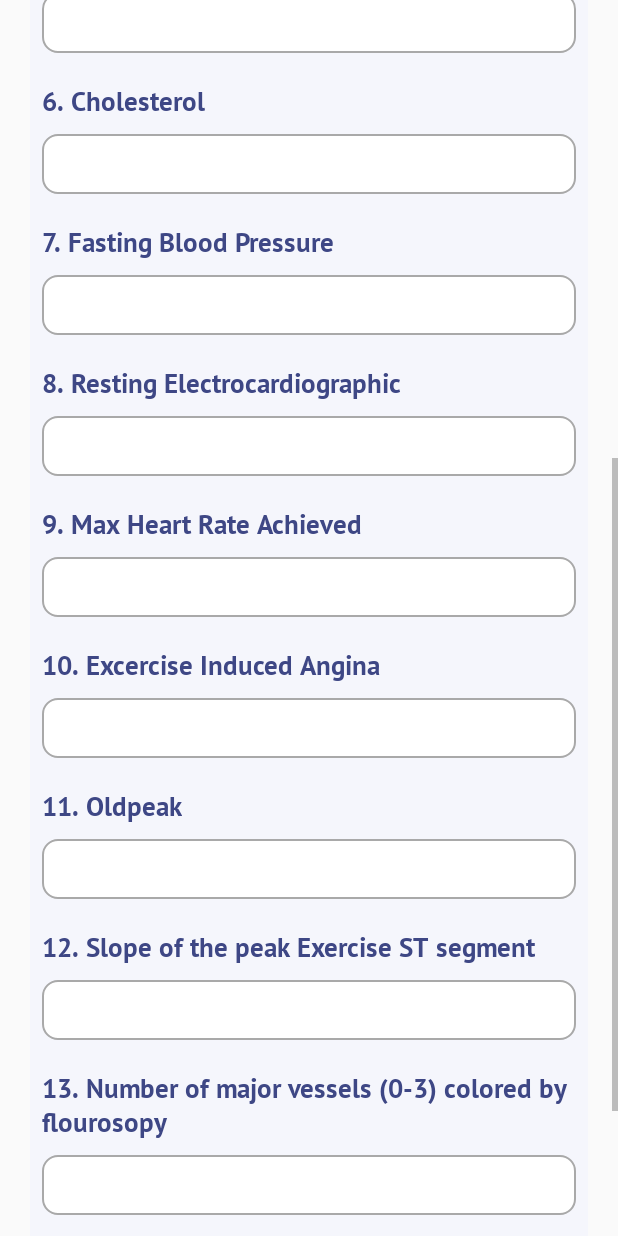
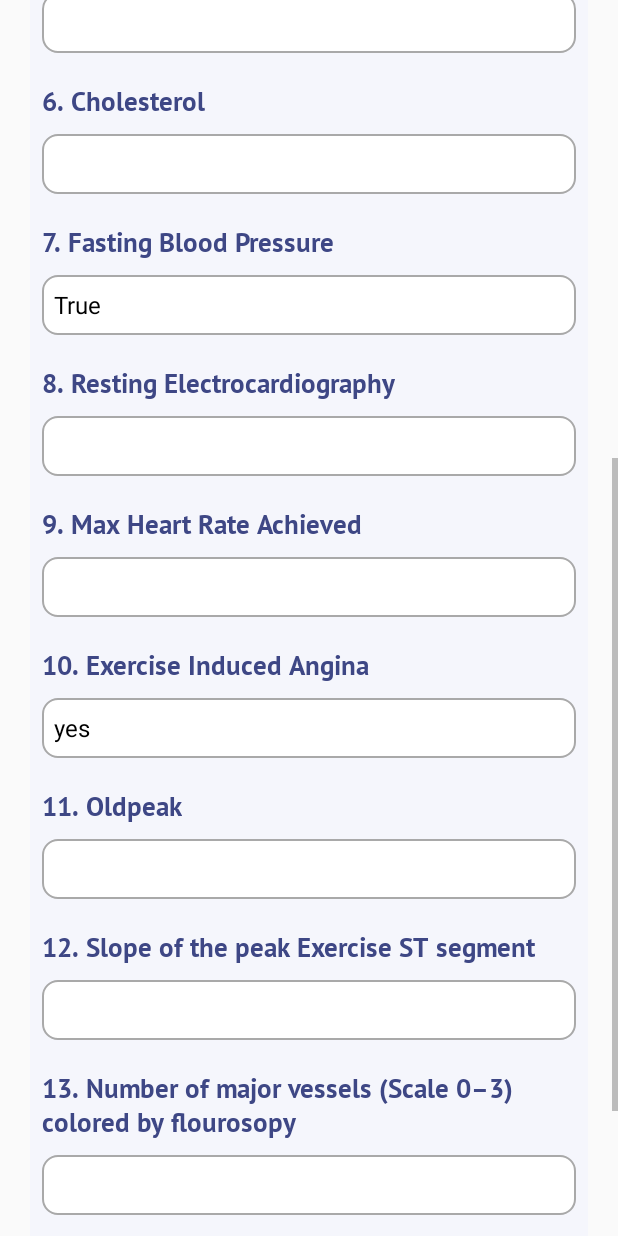
Before and after one commit to klandestinnervio/NervioAndroid, an Android app: the DiagnosticTestActivity screen opened directly, with no data from a screen before it, scrolled down 576 dp, on a phone screen of 412 x 824 dp. Run offline under Robolectric (Android 15) with nearby library versions, the phone set to English and light mode, and no system bars; libraries missing offline, so code that uses them is left out: org.tensorflow.lite.

Commit message:
menambahkan guide test

```diff
--- a/app/src/main/java/com/example/nerv_io/DiagnosticTestActivity.kt
+++ b/app/src/main/java/com/example/nerv_io/view/DiagnosticTestActivity.kt
@@ -1,11 +1,13 @@
-package com.example.nerv_io
+package com.example.nerv_io.view
 
 import android.R
+import android.content.DialogInterface
 import android.content.Intent
 import androidx.appcompat.app.AppCompatActivity
 import android.os.Bundle
 import android.view.View
 import android.widget.*
+import androidx.appcompat.app.AlertDialog
 import com.example.nerv_io.databinding.ActivityDiagnosticTestBinding
 import com.example.nerv_io.ml.ModelAkurasiOverfittingKecil
 import org.tensorflow.lite.DataType
@@ -13,6 +15,7 @@ import org.tensorflow.lite.support.tensorbuffer.TensorBuffer
 import java.nio.ByteBuffer
 
 class DiagnosticTestActivity : AppCompatActivity() {
+
     private lateinit var binding: ActivityDiagnosticTestBinding
 
 
@@ -20,7 +23,28 @@ class DiagnosticTestActivity : AppCompatActivity() {
         "Male",
         "Female"
     )
+
+    private val item1 = arrayOf(
+        "True",
+        "False"
+    )
+    private val item2 = arrayOf(
+        "yes",
+        "no"
+    )
+    private val item3 = arrayOf(
+        "Asymptomatic",
+        "atypical angina",
+        "non-anginal pain",
+        "typical angina"
+    )
     private var gender = 1F
+
+    private var restBlood = 1F
+
+    private var exerciseEngina = 1F
+
+    private var chestPain = 1F
 
     override fun onCreate(savedInstanceState: Bundle?) {
         super.onCreate(savedInstanceState)
@@ -28,18 +52,19 @@ class DiagnosticTestActivity : AppCompatActivity() {
         setContentView(binding.root)
 
         spinnerAdapter()
+        spinnerAdapterRestBlood()
+        spinnerAdapterExerciseEngina()
+        spinnerAdapterChestPain()
+
         val button: Button = binding.btnResult
         button.setOnClickListener(View.OnClickListener {
             val userName : EditText = binding.userName
             val userAge: EditText = binding.userAge
-            val userChestPain: EditText = binding.userChestPain
             val userRestingBlood: EditText = binding.userRestBlood
             val userCholesterol: EditText = binding.userCholesterol
-            val userFastingBlood: EditText = binding.userFastingBlood
             val userRestEletrco: EditText = binding.userRestElectro
             val userHeartRate: EditText = binding.userHeartRate
-            val userIncludeAngina: EditText = binding.userInducedAngina
-            val userOldpeak: EditText = binding.userInducedAngina
+            val userOldPeak : EditText = binding.userOldpeak
             val userKindSlope: EditText = binding.userKindSlope
             val userMajorVessel: EditText = binding.userMajorVessel
             val userThalValue: EditText = binding.userThalValue
@@ -47,14 +72,11 @@ class DiagnosticTestActivity : AppCompatActivity() {
 
             val name = userName.text.toString()
             val age = userAge.text.toString().toFloat()
-            val chestPain = userChestPain.text.toString().toFloat()
             val restingBlood = userRestingBlood.text.toString().toFloat()
             val cholesterol = userCholesterol.text.toString().toFloat()
-            val fastingBlood = userFastingBlood.text.toString().toFloat()
             val restElectro = userRestEletrco.text.toString().toFloat()
             val heartRate = userHeartRate.text.toString().toFloat()
-            val includeAngine = userIncludeAngina.text.toString().toFloat()
-            val oldPeak = userOldpeak.text.toString().toFloat()
+            val oldPeak = userOldPeak.text.toString().toFloat()
             val kindSlope = userKindSlope.text.toString().toFloat()
             val majorVessel = userMajorVessel.text.toString().toFloat()
             val thalValue = userThalValue.text.toString().toFloat()
@@ -66,10 +88,10 @@ class DiagnosticTestActivity : AppCompatActivity() {
             byteBuffer.putFloat(chestPain)
             byteBuffer.putFloat(restingBlood)
             byteBuffer.putFloat(cholesterol)
-            byteBuffer.putFloat(fastingBlood)
+            byteBuffer.putFloat(restBlood)
             byteBuffer.putFloat(restElectro)
             byteBuffer.putFloat(heartRate)
-            byteBuffer.putFloat(includeAngine)
+            byteBuffer.putFloat(exerciseEngina)
             byteBuffer.putFloat(oldPeak)
             byteBuffer.putFloat(kindSlope)
             byteBuffer.putFloat(majorVessel)
@@ -97,15 +119,16 @@ class DiagnosticTestActivity : AppCompatActivity() {
         })
 
     }
+
     private fun spinnerAdapter() {
         val adapter = ArrayAdapter(this, R.layout.simple_spinner_dropdown_item, item)
         binding.spinnerGender.adapter = adapter
         binding.spinnerGender.onItemSelectedListener = object : AdapterView.OnItemSelectedListener {
             override fun onItemSelected(adapterView: AdapterView<*>, view: View, i: Int, l: Long) {
                 if (i == 0) {
-                     gender = 1F
+                    gender = 1F
                 } else {
-                     gender = 0F
+                    gender = 0F
                 }
             }
 
@@ -113,4 +136,57 @@ class DiagnosticTestActivity : AppCompatActivity() {
         }
         binding.spinnerGender.adapter = adapter
     }
+    private fun spinnerAdapterRestBlood() {
+        val adapter = ArrayAdapter(this, R.layout.simple_spinner_dropdown_item, item1)
+        binding.spinnerRestblood.adapter = adapter
+        binding.spinnerRestblood.onItemSelectedListener = object : AdapterView.OnItemSelectedListener {
+            override fun onItemSelected(adapterView: AdapterView<*>, view: View, i: Int, l: Long) {
+                if (i == 1) {
+                    restBlood = 1F
+                } else {
+                    restBlood = 0F
+                }
+            }
+
+            override fun onNothingSelected(adapterView: AdapterView<*>) {}
+        }
+        binding.spinnerGender.adapter = adapter
+    }
+    private fun spinnerAdapterExerciseEngina() {
+        val adapter = ArrayAdapter(this, R.layout.simple_spinner_dropdown_item, item2)
+        binding.spinnerExerciseEngina.adapter = adapter
+        binding.spinnerExerciseEngina.onItemSelectedListener = object : AdapterView.OnItemSelectedListener {
+            override fun onItemSelected(adapterView: AdapterView<*>, view: View, i: Int, l: Long) {
+                if (i == 1) {
+                    exerciseEngina = 1F
+                } else {
+                    exerciseEngina = 0F
+                }
+            }
+
+            override fun onNothingSelected(adapterView: AdapterView<*>) {}
+        }
+        binding.spinnerExerciseEngina.adapter = adapter
+    }
+    private fun spinnerAdapterChestPain() {
+        val adapter = ArrayAdapter(this, R.layout.simple_spinner_dropdown_item, item3)
+        binding.spinnerChestpain.adapter = adapter
+        binding.spinnerChestpain.onItemSelectedListener = object : AdapterView.OnItemSelectedListener {
+            override fun onItemSelected(adapterView: AdapterView<*>, view: View, i: Int, l: Long) {
+                if (i == 0) {
+                    chestPain = 0F
+                } else if (i == 1){
+                    chestPain = 1F
+                } else if (i == 2){
+                    chestPain = 2F
+                }else if (i == 3){
+                    chestPain = 3F
+                }
+            }
+
+            override fun onNothingSelected(adapterView: AdapterView<*>) {}
+        }
+        binding.spinnerChestpain.adapter = adapter
+    }
+
 }
--- a/app/src/main/java/com/example/nerv_io/HistoryDiagnosticActivity.kt
+++ b/app/src/main/java/com/example/nerv_io/view/HistoryDiagnosticActivity.kt
@@ -1,7 +1,8 @@
-package com.example.nerv_io
+package com.example.nerv_io.view
 
 import androidx.appcompat.app.AppCompatActivity
 import android.os.Bundle
+import com.example.nerv_io.R
 
 class HistoryDiagnosticActivity : AppCompatActivity() {
     override fun onCreate(savedInstanceState: Bundle?) {
--- a/app/src/main/java/com/example/nerv_io/HospitalRecomActivity.kt
+++ b/app/src/main/java/com/example/nerv_io/view/HospitalRecomActivity.kt
@@ -1,4 +1,4 @@
-package com.example.nerv_io
+package com.example.nerv_io.view
 
 import androidx.appcompat.app.AppCompatActivity
 import android.os.Bundle
@@ -7,7 +7,6 @@ import com.example.nerv_io.adapter.HospitalAdapter
 import com.example.nerv_io.data.Hospital
 import com.example.nerv_io.databinding.ActivityHospitalRecomBinding
 import com.google.firebase.firestore.FirebaseFirestore
-import kotlinx.android.synthetic.main.activity_hospital_recom.*
 
 class HospitalRecomActivity : AppCompatActivity() {
 
--- a/app/src/main/java/com/example/nerv_io/MainActivity.kt
+++ b/app/src/main/java/com/example/nerv_io/view/MainActivity.kt
@@ -1,9 +1,10 @@
-package com.example.nerv_io
+package com.example.nerv_io.view
 
 import android.content.Intent
 import androidx.appcompat.app.AppCompatActivity
 import android.os.Bundle
 import android.os.Handler
+import com.example.nerv_io.R
 import com.google.firebase.auth.FirebaseAuth
 
 
@@ -23,7 +24,7 @@ class MainActivity : AppCompatActivity() {
                 val menuIntent = Intent(this, MenuActivity::class.java)
                 startActivity(menuIntent)
             }else{
-                val logInIntent = Intent(this,SignInActivity::class.java)
+                val logInIntent = Intent(this, SignInActivity::class.java)
                 startActivity(logInIntent)
             }
         },2000)
--- a/app/src/main/java/com/example/nerv_io/ResultDiagnosticActivity.kt
+++ b/app/src/main/java/com/example/nerv_io/view/ResultDiagnosticActivity.kt
@@ -1,9 +1,8 @@
-package com.example.nerv_io
+package com.example.nerv_io.view
 
 import android.content.Intent
 import androidx.appcompat.app.AppCompatActivity
 import android.os.Bundle
-import android.util.Log
 import com.example.nerv_io.databinding.ActivityResultDiagnosticBinding
 
 
--- a/app/src/main/java/com/example/nerv_io/SignInActivity.kt
+++ b/app/src/main/java/com/example/nerv_io/view/SignInActivity.kt
@@ -1,10 +1,11 @@
-package com.example.nerv_io
+package com.example.nerv_io.view
 
 import android.content.Intent
 import android.os.Bundle
 import android.util.Log
 import android.widget.Toast
 import androidx.appcompat.app.AppCompatActivity
+import com.example.nerv_io.R
 import com.example.nerv_io.databinding.ActivitySignInBinding
 import com.google.android.gms.auth.api.signin.GoogleSignIn
 import com.google.android.gms.auth.api.signin.GoogleSignInClient
--- a/app/src/main/res/layout/activity_diagnostic_test.xml
+++ b/app/src/main/res/layout/activity_diagnostic_test.xml
@@ -12,7 +12,7 @@
         android:orientation="vertical"
         android:padding="8dp"
         android:layout_marginHorizontal="20dp"
-        tools:context=".DiagnosticTestActivity">
+        tools:context=".view.DiagnosticTestActivity">
 
         <TextView
             android:layout_width="match_parent"
@@ -87,17 +87,12 @@
             android:text="@string/question_4"
             android:textColor="@color/dark_blue"
             android:textSize="18sp" />
-        <EditText
-            android:id="@+id/user_chest_pain"
+        <Spinner
             android:layout_width="match_parent"
-            android:layout_height="40dp"
+            android:id="@+id/spinner_chestpain"
             android:layout_marginTop="10dp"
             android:background="@drawable/custom_input"
-            android:ems="10"
-            android:fontFamily="@font/ptsanbold"
-            android:textAlignment="center"
-            android:inputType="number"
-            android:textSize="15sp" />
+            android:layout_height="40dp"/>
         <TextView
             android:layout_width="wrap_content"
             android:layout_height="wrap_content"
@@ -142,16 +137,12 @@
             android:text="@string/question_7"
             android:textColor="@color/dark_blue"
             android:textSize="18sp" />
-        <EditText
-            android:id="@+id/user_fasting_blood"
+        <Spinner
             android:layout_width="match_parent"
-            android:layout_height="40dp"
+            android:id="@+id/spinner_restblood"
             android:layout_marginTop="10dp"
-            android:textAlignment="center"
             android:background="@drawable/custom_input"
-            android:ems="10"
-            android:inputType="number"
-            android:textSize="15sp" />
+            android:layout_height="40dp"/>
         <TextView
             android:layout_width="wrap_content"
             android:layout_height="wrap_content"
@@ -196,16 +187,12 @@
             android:text="@string/question_10"
             android:textColor="@color/dark_blue"
             android:textSize="18sp" />
-        <EditText
-            android:id="@+id/user_induced_angina"
+        <Spinner
             android:layout_width="match_parent"
-            android:layout_height="40dp"
+            android:id="@+id/spinner_exerciseEngina"
             android:layout_marginTop="10dp"
-            android:textAlignment="center"
             android:background="@drawable/custom_input"
-            android:ems="10"
-            android:inputType="number"
-            android:textSize="15sp" />
+            android:layout_height="40dp"/>
         <TextView
             android:layout_width="wrap_content"
             android:layout_height="wrap_content"
--- a/app/src/main/res/layout/activity_history_diagnostic.xml
+++ b/app/src/main/res/layout/activity_history_diagnostic.xml
@@ -5,7 +5,7 @@
     android:layout_width="match_parent"
     android:layout_height="match_parent"
     android:background="@drawable/background"
-    tools:context=".HistoryDiagnosticActivity">
+    tools:context=".view.HistoryDiagnosticActivity">
 
     <TextView
         android:id="@+id/textView"
--- a/app/src/main/res/layout/activity_hospital_recom.xml
+++ b/app/src/main/res/layout/activity_hospital_recom.xml
@@ -5,7 +5,7 @@
     android:layout_width="match_parent"
     android:layout_height="match_parent"
     android:background="@drawable/background"
-    tools:context=".HospitalRecomActivity">
+    tools:context=".view.HospitalRecomActivity">
 
     <TextView
         android:id="@+id/textView"
--- a/app/src/main/res/layout/activity_main.xml
+++ b/app/src/main/res/layout/activity_main.xml
@@ -6,7 +6,7 @@
     android:layout_width="match_parent"
     android:background="#F5F6FC"
     android:layout_height="match_parent"
-    tools:context=".MainActivity">
+    tools:context=".view.MainActivity">
 
     <ImageView
         android:id="@+id/githubLogo"
--- a/app/src/main/res/layout/activity_result_diagnostic.xml
+++ b/app/src/main/res/layout/activity_result_diagnostic.xml
@@ -1,5 +1,5 @@
 <?xml version="1.0" encoding="utf-8"?>
-<LinearLayout tools:context=".SignInActivity"
+<LinearLayout tools:context=".view.SignInActivity"
     xmlns:app="http://schemas.android.com/apk/res-auto"
     xmlns:tools="http://schemas.android.com/tools"
     xmlns:android="http://schemas.android.com/apk/res/android"
--- a/app/src/main/res/layout/activity_sign_in.xml
+++ b/app/src/main/res/layout/activity_sign_in.xml
@@ -1,5 +1,5 @@
 <?xml version="1.0" encoding="utf-8"?>
-<LinearLayout tools:context=".SignInActivity"
+<LinearLayout tools:context=".view.SignInActivity"
     xmlns:app="http://schemas.android.com/apk/res-auto"
     xmlns:tools="http://schemas.android.com/tools"
     xmlns:android="http://schemas.android.com/apk/res/android"
--- a/app/src/main/res/values/strings.xml
+++ b/app/src/main/res/values/strings.xml
@@ -8,12 +8,12 @@
     <string name="question_5">5. Resting Blood Pressure</string>
     <string name="question_6">6. Cholesterol</string>
     <string name="question_7">7. Fasting Blood Pressure</string>
-    <string name="question_8">8. Resting Electrocardiographic</string>
+    <string name="question_8">8. Resting Electrocardiography</string>
     <string name="question_9">9. Max Heart Rate Achieved</string>
-    <string name="question_10">10. Excercise Induced Angina</string>
+    <string name="question_10">10. Exercise Induced Angina</string>
     <string name="question_11">11. Oldpeak</string>
     <string name="question_12">12. Slope of the peak Exercise ST segment</string>
-    <string name="question_13">13. Number of major vessels (0-3) colored by flourosopy</string>
+    <string name="question_13">13. Number of major vessels (Scale 0–3) colored by flourosopy</string>
     <string name="question_14">14. Thal Value</string>
     <string name="finish">Finish</string>
     <string name="phone_number_s">Phone Number : %s</string>
```
Also changed, not shown: app/src/main/AndroidManifest.xml (+8 -7 lines), app/src/main/java/com/example/nerv_io/view/GuideBookActivity.kt (added, +12 -0 lines), app/src/main/java/com/example/nerv_io/view/MenuActivity.kt (renamed from app/src/main/java/com/example/nerv_io/MenuActivity.kt, +10 -6 lines), app/src/main/res/drawable/ic_baseline_menu_book_24.xml (added, +9 -0 lines), app/src/main/res/layout/activity_guide_book.xml (added, +247 -0 lines), app/src/main/res/layout/activity_menu.xml (+5 -4 lines), app/src/main/res/drawable/exit.png.
